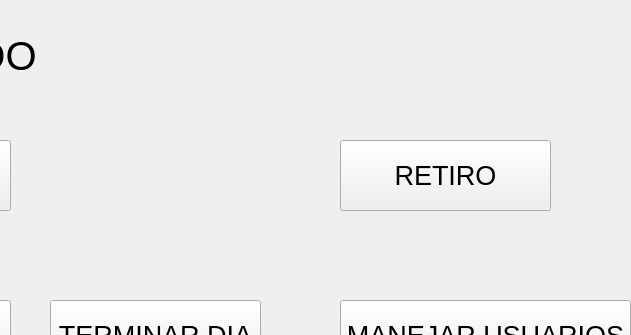
The window that Ui/autorized.ui (RustyRaptor/pos) describes before a commit, drawn with Qt 5; both pictures show x 230 to 861 and y 0 to 335 of the 961 by 600 pixel window.
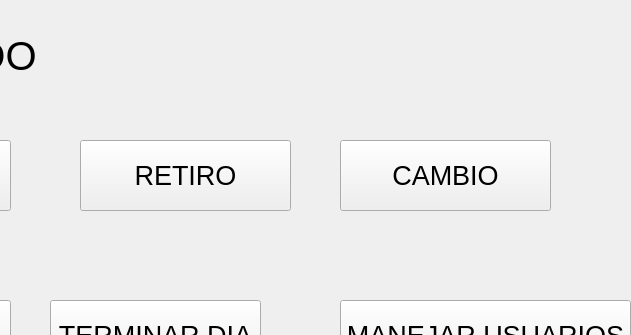
The same window after the commit.

Commit message:
added button for exchange currency
Exchange currency

What changed in the file:
```diff
--- a/Ui/autorized.ui
+++ b/Ui/autorized.ui
@@ -154,6 +154,24 @@
     </font>
    </property>
    <property name="text">
+    <string>CAMBIO</string>
+   </property>
+  </widget>
+  <widget class="QPushButton" name="pushButton_8">
+   <property name="geometry">
+    <rect>
+     <x>310</x>
+     <y>140</y>
+     <width>211</width>
+     <height>71</height>
+    </rect>
+   </property>
+   <property name="font">
+    <font>
+     <pointsize>20</pointsize>
+    </font>
+   </property>
+   <property name="text">
     <string>RETIRO</string>
    </property>
   </widget>
```
The commit also changes 1 other file.
